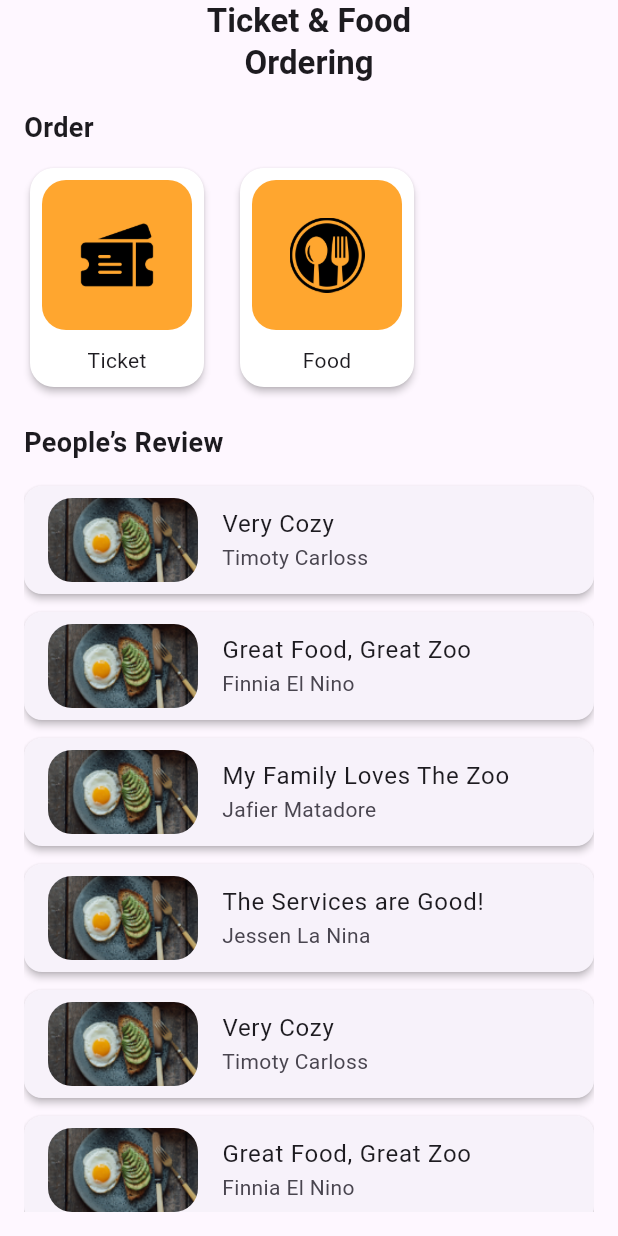
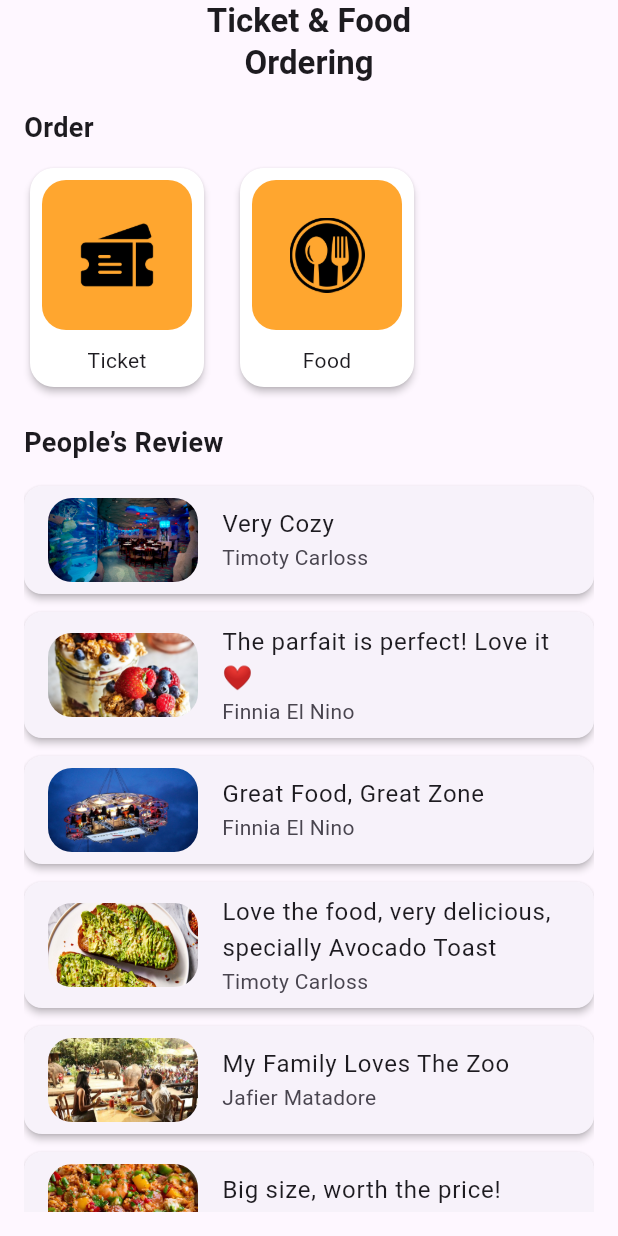
Before and after one commit to Ceee17/sdh-usai, a Flutter app: the HomeContent screen opened directly, on a phone screen of 412 x 824 dp. Run offline on Flutter 3.47's test engine with Material 3 defaults, Android fonts, the phone set to English and light mode, and no system bars; our stand-ins replace cloud_firestore, dartz, equatable, firebase_auth, firebase_core, firebase_storage and 6 more; missing offline and left inert: midtrans_sdk; accounts and stored records are empty.

Commit message:
changed review pictures

```diff
--- a/lib/listdata/reviews_data.dart
+++ b/lib/listdata/reviews_data.dart
@@ -3,34 +3,34 @@ import 'package:uas/models/Review.dart';
 final List<Review> reviews = [
   Review(
       name: 'Timoty Carloss',
-      imageUrl: 'assets/food1.png',
+      imageUrl: 'assets/zone/underwaterparadise.jpg',
       review: 'Very Cozy'),
   Review(
       name: 'Finnia El Nino',
-      imageUrl: 'assets/food1.png',
-      review: 'Great Food, Great Zoo'),
+      imageUrl: 'assets/food/parrotparfait.jpg',
+      review: 'The parfait is perfect! Love it ❤️'),
+  Review(
+      name: 'Finnia El Nino',
+      imageUrl: 'assets/zone/skysanctuary.jpg',
+      review: 'Great Food, Great Zone'),
+  Review(
+      name: 'Timoty Carloss',
+      imageUrl: 'assets/food/avocadotoast.jpg',
+      review: 'Love the food, very delicious, specially Avocado Toast'),
   Review(
       name: 'Jafier Matadore',
-      imageUrl: 'assets/food1.png',
+      imageUrl: 'assets/zone/jungleexpedition.jpg',
       review: 'My Family Loves The Zoo'),
   Review(
+      name: 'Jafier Matadore',
+      imageUrl: 'assets/food/junglejambalaya.jpg',
+      review: 'Big size, worth the price!'),
+  Review(
       name: 'Jessen La Nina',
-      imageUrl: 'assets/food1.png',
+      imageUrl: 'assets/zone/spookyforest.jpg',
       review: 'The Services are Good!'),
   Review(
-      name: 'Timoty Carloss',
-      imageUrl: 'assets/food1.png',
-      review: 'Very Cozy'),
-  Review(
-      name: 'Finnia El Nino',
-      imageUrl: 'assets/food1.png',
-      review: 'Great Food, Great Zoo'),
-  Review(
-      name: 'Jafier Matadore',
-      imageUrl: 'assets/food1.png',
-      review: 'My Family Loves The Zoo'),
-  Review(
       name: 'Jessen La Nina',
-      imageUrl: 'assets/food1.png',
-      review: 'The Services are Good!'),
+      imageUrl: 'assets/food/witchbrewsoup.jpg',
+      review: 'The food fit the zone ambience, i like it so much!'),
 ];
```
